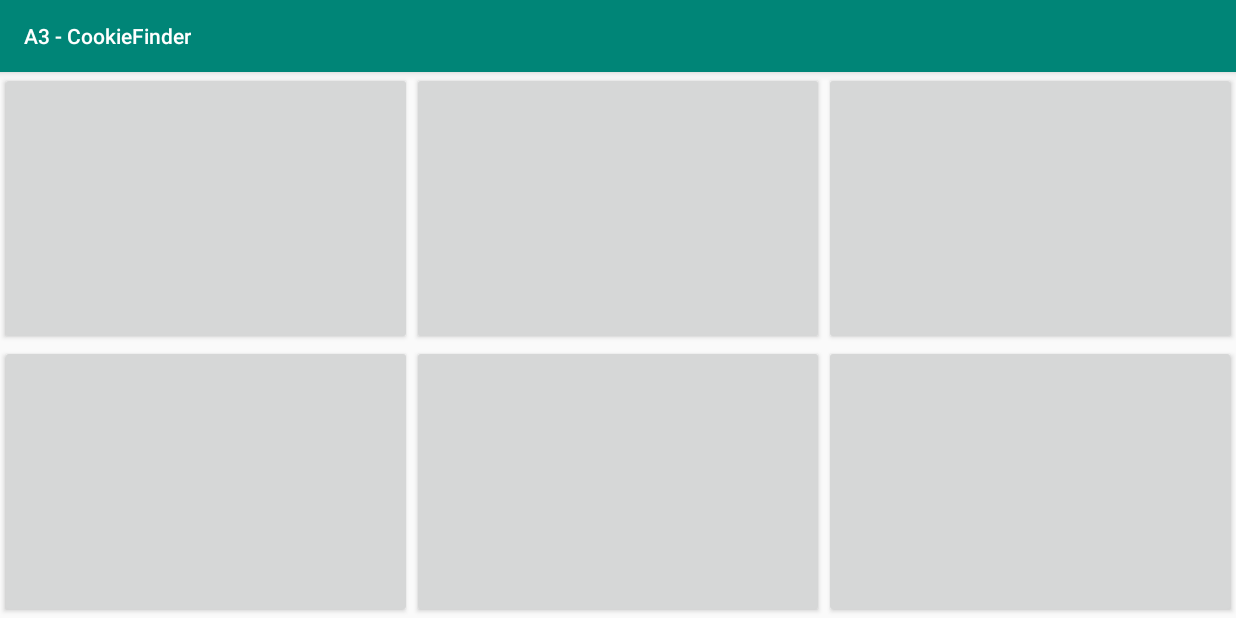
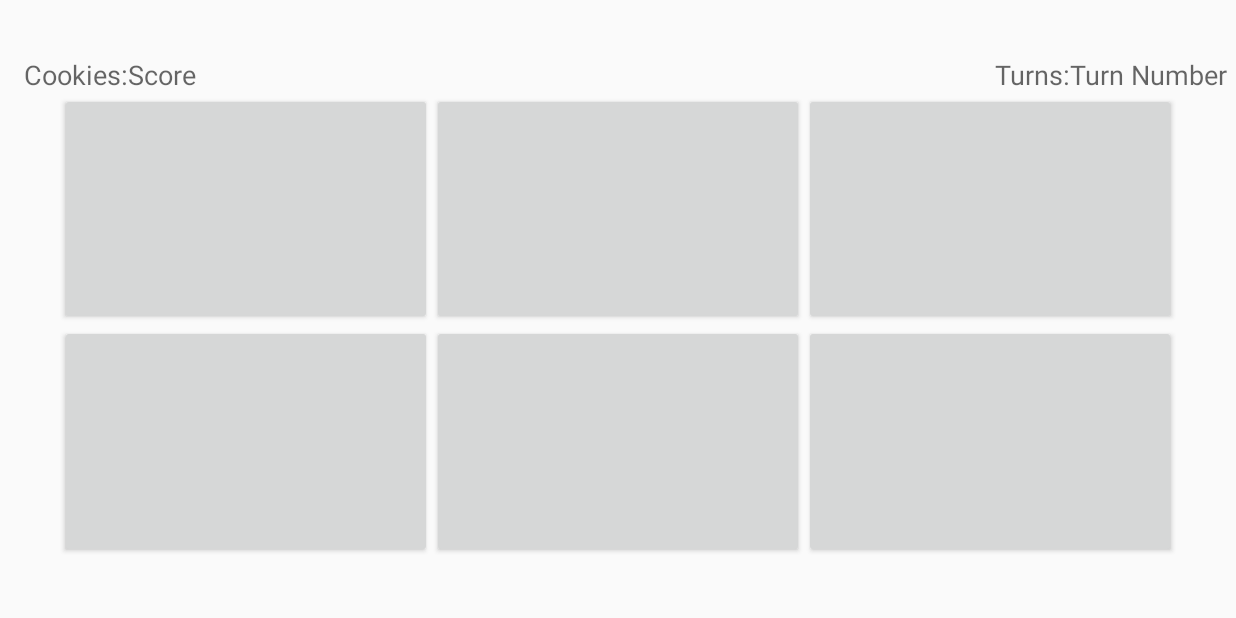
Before and after one commit to Aryex/GooseFinder, an Android app: the screen it shows after launch (activity_game before the commit, GameActivity after it), on a phone screen of 824 x 412 dp (held sideways). Run offline under Robolectric (Android 15) with nearby library versions, the phone set to English and light mode, and no system bars.

Commit message:
Game Functional

```diff
--- a/app/src/main/AndroidManifest.xml
+++ b/app/src/main/AndroidManifest.xml
@@ -8,8 +8,8 @@
         android:label="@string/app_name"
         android:roundIcon="@mipmap/ic_launcher_round"
         android:supportsRtl="true"
-        android:theme="@style/AppTheme">
-        <activity android:name=".activity_game"
+        android:theme="@style/Theme.AppCompat.DayNight.NoActionBar">
+        <activity android:name=".GameActivity"
             android:screenOrientation="landscape"
             android:configChanges="keyboard|orientation|keyboardHidden|screenSize">
 
--- /dev/null
+++ b/app/src/main/java/com/cmpt276/a3_cookiefinder/GameActivity.java
@@ -0,0 +1,173 @@
+package com.cmpt276.a3_cookiefinder;
+
+import androidx.appcompat.app.AppCompatActivity;
+
+import android.content.res.Resources;
+import android.graphics.Bitmap;
+import android.graphics.BitmapFactory;
+import android.graphics.drawable.BitmapDrawable;
+import android.os.Bundle;
+import android.view.MotionEvent;
+import android.view.View;
+import android.view.ViewTreeObserver;
+import android.view.Window;
+import android.view.WindowManager;
+import android.widget.Button;
+import android.widget.TableLayout;
+import android.widget.TableRow;
+import android.widget.TextView;
+
+import com.cmpt276.a3_cookiefinder.controller.GameController;
+import com.cmpt276.a3_cookiefinder.model.game_obj.CookieMap;
+import com.cmpt276.a3_cookiefinder.model.game_obj.Point;
+
+import org.w3c.dom.Text;
+
+public class GameActivity extends AppCompatActivity {
+
+    private static final int MAX_COL = 3;
+    private static final int MAX_ROW = 2;
+    private static int turnCount = 0;
+    Button buttons[][] = new Button[MAX_ROW][MAX_COL];
+
+    private GameController gameController;
+
+    final static int IMMERSIVE = View.SYSTEM_UI_FLAG_LAYOUT_STABLE
+            | View.SYSTEM_UI_FLAG_LAYOUT_HIDE_NAVIGATION
+            | View.SYSTEM_UI_FLAG_LAYOUT_FULLSCREEN
+            | View.SYSTEM_UI_FLAG_HIDE_NAVIGATION // hide nav bar
+            | View.SYSTEM_UI_FLAG_FULLSCREEN // hide status bar
+            | View.SYSTEM_UI_FLAG_IMMERSIVE;
+
+    @Override
+    protected void onCreate(Bundle savedInstanceState) {
+        super.onCreate(savedInstanceState);
+        setContentView(R.layout.activity_game);
+
+        final View gameView = getWindow().getDecorView();
+        //gameView.setSystemUiVisibility(IMMERSIVE);
+
+
+        gameController = new GameController(MAX_ROW, MAX_COL, 3);
+
+        generateGameBoard();
+        //generateBoardLayout();
+
+    }
+
+
+    private void generateGameBoard() {
+        final TableLayout gameTable = findViewById(R.id.gameTableLayout);
+        for (int row = 0; row < MAX_ROW; row++) {
+            TableRow tableRow = new TableRow(this);
+            tableRow.setLayoutParams(new TableLayout.LayoutParams(
+                    TableLayout.LayoutParams.MATCH_PARENT,
+                    TableLayout.LayoutParams.MATCH_PARENT,
+                    1.0f
+            ));
+            gameTable.addView(tableRow);
+
+            for (int col = 0; col < MAX_COL; col++) {
+                final Button button = new Button(this);
+
+                tableRow.addView(button);
+                buttons[row][col] = button;
+                button.setLayoutParams(new TableRow.LayoutParams(
+                        TableRow.LayoutParams.MATCH_PARENT,
+                        TableRow.LayoutParams.MATCH_PARENT,
+                        1.0f));
+                //set button's content padding
+                button.setPadding(0, 0, 0, 0);
+
+                //hook button to controller
+                button.setOnClickListener(new onButtonClick(row, col, button));
+            }
+        }
+    }
+
+    private class onButtonClick implements View.OnClickListener {
+        private int row;
+        private int col;
+        private Button button;
+
+        public onButtonClick(int row, int col, Button button) {
+            this.row = row;
+            this.col = col;
+            this.button = button;
+        }
+
+        @Override
+        public void onClick(View v) {
+            Point buttonPoint = new Point(row, col);
+            int answer = gameController.select(buttonPoint);
+
+            if (answer == -1) {
+                //button.setText("Cookie!");
+                turnOnImage(button);
+
+            } else if (gameController.hasCookieAt(buttonPoint)) {
+                buttons[row][col].setText(" Hint: " + gameController.scanCookieHint(new Point(row, col)));
+
+            } else if (!gameController.hasCookieAt(buttonPoint)) {
+                button.setText(" Hint: " + answer);
+
+            }
+            updateAroundPoint(buttonPoint);
+            updateTrackerText();
+        }
+    }
+
+    private void updateTrackerText() {
+        TextView cookiesScore = findViewById(R.id.textViewCookieScore);
+        TextView turnCount = findViewById(R.id.textViewTurnsNumber);
+
+        cookiesScore.setText(gameController.getCountedCookies() + " / " + gameController.getTotalCookies());
+        turnCount.setText(String.valueOf(gameController.getTurnCounts()));
+        lockButtonSize();
+    }
+
+    private void updateAroundPoint(Point startingPoint) {
+        for (int row = 0; row < MAX_ROW; row++) {
+            for (int col = 0; col < MAX_COL; col++) {
+                Point point = new Point(row, col);
+                //if its not the point that im at, update it.
+                if (!point.equals(startingPoint) && gameController.hasVisited(point)) {
+                    if (!gameController.hasCookieAt(point)) {
+                        buttons[row][col].setText(" Hint: " + gameController.scanCookieHint(new Point(row, col)));
+                    } else {
+                        if (gameController.hasHintedCookie(point)) {
+                            buttons[row][col].setText("  Hint: " + gameController.scanCookieHint(new Point(row, col)));
+                        }
+
+                    }
+                }
+            }
+        }
+    }
+
+    private void turnOnImage(Button button) {
+        int newWidth = button.getWidth();
+        int newHeight = button.getHeight();
+        Bitmap originalBitmap = BitmapFactory.decodeResource(getResources(), R.drawable.game_cookie);
+        Bitmap scaledBitmap = Bitmap.createScaledBitmap(originalBitmap, newWidth, newHeight, true);
+        Resources resource = getResources();
+        button.setBackground(new BitmapDrawable(resource, scaledBitmap));
+    }
+
+    private void lockButtonSize() {
+        for (int row = 0; row < MAX_ROW; row++) {
+            for (int col = 0; col < MAX_COL; col++) {
+                Button button = buttons[row][col];
+
+                int width = button.getWidth();
+                button.setMinWidth(width);
+                button.setMaxWidth(width);
+
+                int height = button.getHeight();
+                button.setMinHeight(height);
+                button.setMaxHeight(height);
+            }
+        }
+    }
+
+}
--- a/app/src/main/java/com/cmpt276/a3_cookiefinder/activity_game.java
+++ /dev/null
@@ -1,156 +0,0 @@
-package com.cmpt276.a3_cookiefinder;
-
-import androidx.appcompat.app.AppCompatActivity;
-
-import android.content.res.Resources;
-import android.graphics.Bitmap;
-import android.graphics.BitmapFactory;
-import android.graphics.drawable.BitmapDrawable;
-import android.os.Bundle;
-import android.view.View;
-import android.widget.Button;
-import android.widget.TableLayout;
-import android.widget.TableRow;
-
-import com.cmpt276.a3_cookiefinder.controller.GameController;
-import com.cmpt276.a3_cookiefinder.model.game_obj.CookieMap;
-import com.cmpt276.a3_cookiefinder.model.game_obj.Point;
-
-public class activity_game extends AppCompatActivity {
-
-    private static final int MAX_COL = 3;
-    private static final int MAX_ROW = 2;
-    private static int turnCount = 0;
-    Button buttons[][] = new Button[MAX_ROW][MAX_COL];
-
-    private GameController gameController;
-
-
-    @Override
-    protected void onCreate(Bundle savedInstanceState) {
-        super.onCreate(savedInstanceState);
-        setContentView(R.layout.activity_game);
-
-        CookieMap cookieMap = new CookieMap(MAX_ROW, MAX_COL, 3);
-        gameController = new GameController(cookieMap);
-
-        generateGameBoard();
-        //generateBoardLayout();
-
-
-    }
-
-
-    private void generateGameBoard() {
-        final TableLayout gameTable = findViewById(R.id.gameTableLayout);
-        for (int row = 0; row < MAX_ROW; row++) {
-            TableRow tableRow = new TableRow(this);
-            tableRow.setLayoutParams(new TableLayout.LayoutParams(
-                    TableLayout.LayoutParams.MATCH_PARENT,
-                    TableLayout.LayoutParams.MATCH_PARENT,
-                    1.0f
-            ));
-            gameTable.addView(tableRow);
-
-            for (int col = 0; col < MAX_COL; col++) {
-                final int rowf = row;
-                final int colf = col;
-                final Button button = new Button(this);
-                tableRow.addView(button);
-                buttons[row][col] = button;
-                button.setLayoutParams(new TableRow.LayoutParams(
-                        TableRow.LayoutParams.MATCH_PARENT,
-                        TableRow.LayoutParams.MATCH_PARENT,
-                        1.0f
-                ));
-
-                //set button's content padding
-                button.setPadding(0, 0, 0, 0);
-                //hook button to controller
-                button.setOnClickListener(new View.OnClickListener() {
-                    @Override
-                    public void onClick(View v) {
-                        Point buttonPoint = new Point(rowf, colf);
-                        int answer = gameController.select(buttonPoint);
-                        //lockButtonSize();
-                        if (answer == -1) {
-                            button.setText("Cookie!");
-                            //turnOnImage();
-                        } else if (gameController.hasCookieAt(buttonPoint)) {
-                            buttons[rowf][colf].setText(" Hint: " + gameController.select(new Point(rowf, colf)));
-                        } else if (!gameController.hasCookieAt(buttonPoint)) {
-                            button.setText("No Cookie! :(. \n Hint: " + answer);
-                        }
-                        updateAroundPoint(buttonPoint);
-
-                    }
-
-                    private void updateAroundPoint(Point startingPoint) {
-                        for (int row = 0; row < MAX_ROW; row++) {
-                            for (int col = 0; col < MAX_COL; col++) {
-                                Point point = new Point(row, col);
-                                //if its not the point that im at, update it.
-                                if (!point.equals(startingPoint)) {
-                                    if (gameController.hasVisited(point)) {
-                                        if (!gameController.hasCookieVisitedAt(point)) {
-                                            buttons[row][col].setText("No Cookie! :( \n Hint: " + gameController.select(new Point(row, col)));
-                                            return;
-                                        }else{
-                                            buttons[row][col].setText(" Hint: " + gameController.select(new Point(row, col)));
-                                        }
-                                    }
-                                }
-                            }
-                        }
-                    }
-
-                    private void turnOnImage() {
-                        int newWidth = button.getWidth();
-                        int newHeight = button.getHeight();
-                        Bitmap originalBitmap = BitmapFactory.decodeResource(getResources(), R.drawable.game_cookie);
-                        Bitmap scaledBitmap = Bitmap.createScaledBitmap(originalBitmap, newWidth, newHeight, true);
-                        Resources resource = getResources();
-                        button.setBackground(new BitmapDrawable(resource, scaledBitmap));
-                    }
-
-                    private void lockButtonSize() {
-                        for (int row = 0; row < MAX_ROW; row++) {
-                            for (int col = 0; col < MAX_COL; col++) {
-                                Button button = buttons[row][col];
-
-                                int width = button.getWidth();
-                                button.setMinWidth(width);
-                                button.setMaxWidth(width);
-
-                                int height = button.getHeight();
-                                button.setMinHeight(height);
-                                button.setMaxHeight(height);
-                            }
-                        }
-                    }
-                });
-            }
-        }
-    }
-
-
-    private void generateBoardLayout() {
-
-        //set Image
-
-        for (int row = 0; row < MAX_ROW; row++) {
-            for (int col = 0; col < MAX_COL; col++) {
-                Button button = buttons[row][col];
-
-                button.setBackgroundResource(R.drawable.game_cookie);
-                /*Bitmap originalBitmap = BitmapFactory.decodeResource(getResources(), R.drawable.game_cookie);
-                Bitmap scaledBitmap = Bitmap.createScaledBitmap(originalBitmap, newWidth, newHeight, true);
-                Resources resource = getResources();
-                button.setBackground(new BitmapDrawable(resource, scaledBitmap));*/
-
-            }
-        }
-
-    }
-
-}
--- a/app/src/main/java/com/cmpt276/a3_cookiefinder/controller/GameController.java
+++ b/app/src/main/java/com/cmpt276/a3_cookiefinder/controller/GameController.java
@@ -16,14 +16,21 @@ Cookie Map expect x = Row and y = Col
 * */
 public class GameController {
     private final CookieMap cookieMap;
-    private int turn;
-    ArrayList<Point> revealedCookies;
-    private boolean cellVisisted[][];
+    private int turnCount = 0;
+    private int totalCookies ;
+    private ArrayList<Point> revealedCookies = new ArrayList<>();
+    private ArrayList<Point> hintedCookies = new ArrayList<>();
+    private boolean[][] cellVisited;
 
-    public GameController(CookieMap cookieMap) {
-        this.cookieMap = cookieMap;
-        revealedCookies = new ArrayList<>();
-        cellVisisted = new boolean[cookieMap.getMaxRow()][cookieMap.getMaxCol()];
+    public GameController(int maxRow, int maxCol, int maxCookies) {
+        this.cookieMap = new CookieMap(maxRow,maxCol,maxCookies);
+        this.totalCookies = maxCookies;
+        cellVisited = new boolean[cookieMap.getMaxRow()][cookieMap.getMaxCol()];
+        for(boolean[] row : cellVisited){
+            for (boolean cell : row){
+                cell = false;
+            }
+        }
     }
 
     public void test() {
@@ -34,10 +41,13 @@ public class GameController {
 
     //main method for class to interact outside.
     public int select(Point point) {
-        this.turn++;
-        cellVisisted[point.getX()][point.getY()] = true;
+        this.turnCount++;
+        cellVisited[point.getX()][point.getY()] = true;
 
         if (hasCookieVisitedAt(point)) {
+            if(!hintedCookies.contains(point)){
+                hintedCookies.add(point);
+            }
             return scanCookieHint(point);
         }
         if (hasCookieAt(point)) {
@@ -49,7 +59,7 @@ public class GameController {
     }
 
     public boolean hasVisited(Point point){
-        return cellVisisted[point.getX()][point.getY()];
+        return cellVisited[point.getX()][point.getY()];
     }
 
     public boolean hasCookieAt(Point point) {
@@ -102,7 +112,7 @@ public class GameController {
 
     //Console debug
     public void draw() {
-        System.out.println("Turn taken: " + turn);
+        System.out.println("Turn taken: " + turnCount);
         System.out.println("Cookies left: " + (cookieMap.getTotalCookies() - revealedCookies.size()));
         System.out.println("Total Cookies: " + cookieMap.getTotalCookies());
         int row = 0;
@@ -129,4 +139,23 @@ public class GameController {
     public boolean cookieIsRevealed(Point point) {
         return revealedCookies.contains(point);
     }
+
+    public boolean hasHintedCookie(Point point) {
+        return hintedCookies.contains(point);
+    }
+
+    public int getTotalCookies() {
+        return totalCookies;
+    }
+
+    public int getCountedCookies(){
+        if(revealedCookies.isEmpty()){
+            return 0;
+        }
+        return revealedCookies.size();
+    }
+
+    public int getTurnCounts() {
+        return turnCount;
+    }
 }
--- a/app/src/main/res/layout/activity_game.xml
+++ b/app/src/main/res/layout/activity_game.xml
@@ -4,16 +4,76 @@
     xmlns:tools="http://schemas.android.com/tools"
     android:layout_width="match_parent"
     android:layout_height="match_parent"
-    tools:context=".activity_game">
+    tools:context=".GameActivity">
 
-    <TableLayout
-        android:id="@+id/gameTableLayout"
-        android:layout_width="match_parent"
-        android:layout_height="match_parent"
-        android:stretchColumns="*"
+    <TextView
+        android:id="@+id/textViewTurnsNumber"
+        android:layout_width="wrap_content"
+        android:layout_height="wrap_content"
+        android:layout_marginEnd="6dp"
+        android:layout_marginRight="6dp"
+        android:text="Turn Number"
+        android:textAppearance="@style/TextAppearance.AppCompat.Medium"
+        app:layout_constraintBaseline_toBaselineOf="@+id/textView5"
+        app:layout_constraintEnd_toEndOf="parent" />
+
+    <TextView
+        android:id="@+id/textView5"
+        android:layout_width="wrap_content"
+        android:layout_height="wrap_content"
+        android:text="Turns:"
+        android:textAppearance="@style/TextAppearance.AppCompat.Medium"
+        app:layout_constraintBottom_toTopOf="@+id/guideline2"
+        app:layout_constraintEnd_toStartOf="@+id/textViewTurnsNumber" />
+
+    <FrameLayout
+        android:id="@+id/frameLayout"
+        android:layout_width="0dp"
+        android:layout_height="0dp"
         app:layout_constraintBottom_toBottomOf="parent"
         app:layout_constraintEnd_toEndOf="parent"
         app:layout_constraintStart_toStartOf="parent"
-        app:layout_constraintTop_toTopOf="parent">
-    </TableLayout>
+        app:layout_constraintTop_toBottomOf="@+id/textViewTurnsNumber">
+
+        <TableLayout
+            android:id="@+id/gameTableLayout"
+            android:layout_width="match_parent"
+            android:layout_height="match_parent"
+            android:layout_marginLeft="10dp"
+            android:layout_marginRight="10dp"
+            android:layout_marginBottom="10dp"
+            android:paddingLeft="30dp"
+            android:paddingRight="30dp"
+            android:paddingBottom="30dp"
+            android:stretchColumns="*"></TableLayout>
+    </FrameLayout>
+
+    <androidx.constraintlayout.widget.Guideline
+        android:id="@+id/guideline2"
+        android:layout_width="wrap_content"
+        android:layout_height="wrap_content"
+        android:orientation="horizontal"
+        app:layout_constraintGuide_begin="62dp" />
+
+    <TextView
+        android:id="@+id/textView3"
+        android:layout_width="wrap_content"
+        android:layout_height="wrap_content"
+        android:layout_marginStart="16dp"
+        android:layout_marginLeft="16dp"
+        android:text="Cookies:"
+        android:textAppearance="@style/TextAppearance.AppCompat.Medium"
+        app:layout_constraintBottom_toTopOf="@+id/frameLayout"
+        app:layout_constraintStart_toStartOf="parent" />
+
+    <TextView
+        android:id="@+id/textViewCookieScore"
+        android:layout_width="wrap_content"
+        android:layout_height="wrap_content"
+        android:text="Score"
+        android:textAppearance="@style/TextAppearance.AppCompat.Medium"
+        app:layout_constraintBottom_toTopOf="@+id/guideline2"
+        app:layout_constraintStart_toEndOf="@+id/textView3"
+        app:layout_constraintTop_toTopOf="@+id/textView3" />
+
 </androidx.constraintlayout.widget.ConstraintLayout>
```
Also changed, not shown: app/src/main/res/drawable/game_cookie.gif (added), app/src/main/testButtonImg-web.png (added).
